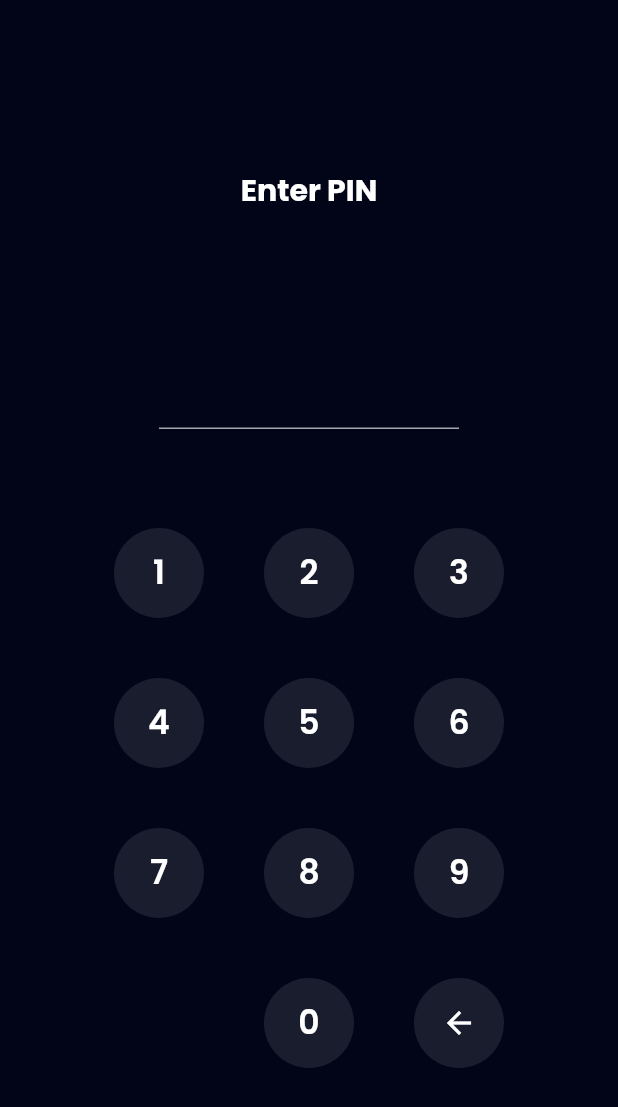
After one commit to yusuffront99/e-wallet-app, a Flutter app: the PinPage screen opened by its route, on a phone screen of 412 x 824 dp. The commit adds this screen. Shown: the top 1107 px of the screen. Run offline on Flutter 3.47's test engine with Material 2 defaults, Android fonts, the phone set to English and light mode, and no system bars; our stand-ins replace carousel_slider, google_fonts.

Commit message:
updated and modified, created a new page :pin page

```diff
--- a/lib/ui/pages/home_page.dart
+++ b/lib/ui/pages/home_page.dart
@@ -11,7 +11,6 @@ class HomePage extends StatelessWidget {
   @override
   Widget build(BuildContext context) {
     return Scaffold(
-      backgroundColor: lightBackgroundColor,
       bottomNavigationBar: BottomAppBar(
         elevation: 0,
         color: whiteColor,
--- a/lib/ui/pages/onboarding_page.dart
+++ b/lib/ui/pages/onboarding_page.dart
@@ -29,7 +29,6 @@ class _OnboardingPageState extends State<OnboardingPage> {
   @override
   Widget build(BuildContext context) {
     return Scaffold(
-      backgroundColor: lightBackgroundColor,
       body: Center(
         child: Column(
           mainAxisAlignment: MainAxisAlignment.center,
--- /dev/null
+++ b/lib/ui/pages/pin_page.dart
@@ -0,0 +1,175 @@
+import 'package:e_wallet_app/shared/theme.dart';
+import 'package:e_wallet_app/ui/widgets/buttons.dart';
+import 'package:flutter/material.dart';
+
+class PinPage extends StatefulWidget {
+  const PinPage({super.key});
+
+  @override
+  State<PinPage> createState() => _PinPageState();
+}
+
+class _PinPageState extends State<PinPage> {
+  final TextEditingController pinController = TextEditingController(text: '');
+
+  addPin(String number) {
+    if (pinController.text.length < 6) {
+      setState(() {
+        pinController.text = pinController.text + number;
+      });
+    }
+  }
+
+  deletePin() {
+    if (pinController.text.isNotEmpty) {
+      setState(() {
+        pinController.text =
+            pinController.text.substring(0, pinController.text.length - 1);
+      });
+    }
+  }
+
+  @override
+  Widget build(BuildContext context) {
+    return Scaffold(
+      backgroundColor: darkBackgroundColor,
+      body: Center(
+        child: Padding(
+          padding: const EdgeInsets.symmetric(horizontal: 58),
+          child: Column(
+            mainAxisAlignment: MainAxisAlignment.center,
+            children: [
+              Text(
+                'Enter PIN',
+                style: whiteTextStyle.copyWith(
+                  fontSize: 20,
+                  fontWeight: bold,
+                ),
+              ),
+              const SizedBox(
+                height: 72,
+              ),
+              SizedBox(
+                width: 200,
+                child: TextFormField(
+                  controller: pinController,
+                  obscureText: true,
+                  cursorColor: greyColor,
+                  obscuringCharacter: '*',
+                  enabled: false,
+                  style: whiteTextStyle.copyWith(
+                    fontSize: 34,
+                    fontWeight: medium,
+                    letterSpacing: 15,
+                  ),
+                  decoration: InputDecoration(
+                    disabledBorder: UnderlineInputBorder(
+                      borderSide: BorderSide(
+                        color: greyColor,
+                      ),
+                    ),
+                  ),
+                ),
+              ),
+              const SizedBox(
+                height: 66,
+              ),
+              Wrap(
+                spacing: 40,
+                runSpacing: 40,
+                children: [
+                  CustomInputButton(
+                    title: '1',
+                    onTap: () {
+                      addPin('1');
+                    },
+                  ),
+                  CustomInputButton(
+                    title: '2',
+                    onTap: () {
+                      addPin('2');
+                    },
+                  ),
+                  CustomInputButton(
+                    title: '3',
+                    onTap: () {
+                      addPin('3');
+                    },
+                  ),
+                  // =====================
+                  CustomInputButton(
+                    title: '4',
+                    onTap: () {
+                      addPin('4');
+                    },
+                  ),
+                  CustomInputButton(
+                    title: '5',
+                    onTap: () {
+                      addPin('5');
+                    },
+                  ),
+                  CustomInputButton(
+                    title: '6',
+                    onTap: () {
+                      addPin('6');
+                    },
+                  ),
+                  // =====================
+                  CustomInputButton(
+                    title: '7',
+                    onTap: () {
+                      addPin('7');
+                    },
+                  ),
+                  CustomInputButton(
+                    title: '8',
+                    onTap: () {
+                      addPin('8');
+                    },
+                  ),
+                  CustomInputButton(
+                    title: '9',
+                    onTap: () {
+                      addPin('9');
+                    },
+                  ),
+                  // ========== buttom input button
+                  const SizedBox(
+                    height: 60,
+                    width: 60,
+                  ),
+                  CustomInputButton(
+                    title: '0',
+                    onTap: () {
+                      addPin('0');
+                    },
+                  ),
+                  GestureDetector(
+                    onTap: () {
+                      deletePin();
+                    },
+                    child: Container(
+                      height: 60,
+                      width: 60,
+                      decoration: BoxDecoration(
+                        shape: BoxShape.circle,
+                        color: numberBackgroundColor,
+                      ),
+                      child: Center(
+                        child: Icon(
+                          Icons.arrow_back,
+                          color: whiteColor,
+                        ),
+                      ),
+                    ),
+                  ),
+                ],
+              ),
+            ],
+          ),
+        ),
+      ),
+    );
+  }
+}
--- a/lib/ui/pages/sign_in_page.dart
+++ b/lib/ui/pages/sign_in_page.dart
@@ -9,7 +9,6 @@ class SignInPage extends StatelessWidget {
   @override
   Widget build(BuildContext context) {
     return Scaffold(
-      backgroundColor: lightBackgroundColor,
       body: ListView(
         padding: const EdgeInsets.symmetric(horizontal: 24),
         children: [
--- a/lib/ui/pages/sign_up_page.dart
+++ b/lib/ui/pages/sign_up_page.dart
@@ -9,7 +9,6 @@ class SignUpPage extends StatelessWidget {
   @override
   Widget build(BuildContext context) {
     return Scaffold(
-      backgroundColor: lightBackgroundColor,
       body: ListView(
         padding: const EdgeInsets.symmetric(horizontal: 24),
         children: [
@@ -72,7 +71,7 @@ class SignUpPage extends StatelessWidget {
             ),
           ),
           const SizedBox(
-            height: 50,
+            height: 30,
           ),
           CustomTextButton(
             title: 'Sign In',
--- a/lib/ui/pages/sign_up_set_ktp_page.dart
+++ b/lib/ui/pages/sign_up_set_ktp_page.dart
@@ -8,9 +8,7 @@ class SignUpSetKtpPage extends StatelessWidget {
   @override
   Widget build(BuildContext context) {
     return Scaffold(
-      body: Container(
-        color: lightBackgroundColor,
-        child: ListView(
+      body: ListView(
         padding: const EdgeInsets.symmetric(horizontal: 24),
         children: [
           Container(
@@ -106,7 +104,6 @@ class SignUpSetKtpPage extends StatelessWidget {
           ),
         ],
       ),
-      ),
     );
   }
 }
--- a/lib/ui/pages/sign_up_set_profile_page.dart
+++ b/lib/ui/pages/sign_up_set_profile_page.dart
@@ -9,9 +9,7 @@ class SignUpSetProfilePage extends StatelessWidget {
   @override
   Widget build(BuildContext context) {
     return Scaffold(
-      body: Container(
-        color: lightBackgroundColor,
-        child: ListView(
+      body: ListView(
         padding: const EdgeInsets.symmetric(horizontal: 24),
         children: [
           Container(
@@ -105,7 +103,6 @@ class SignUpSetProfilePage extends StatelessWidget {
           ),
         ],
       ),
-      ),
     );
   }
 }
--- a/lib/ui/pages/sign_up_success_page.dart
+++ b/lib/ui/pages/sign_up_success_page.dart
@@ -8,7 +8,6 @@ class SignUpSuccessPage extends StatelessWidget {
   @override
   Widget build(BuildContext context) {
     return Scaffold(
-      backgroundColor: lightBackgroundColor,
       body: Center(
         child: Column(
           mainAxisAlignment: MainAxisAlignment.center,
--- a/lib/ui/widgets/buttons.dart
+++ b/lib/ui/widgets/buttons.dart
@@ -73,3 +73,38 @@ class CustomTextButton extends StatelessWidget {
     );
   }
 }
+
+class CustomInputButton extends StatelessWidget {
+  final String title;
+  final VoidCallback? onTap;
+
+  const CustomInputButton({
+    super.key,
+    required this.title,
+    this.onTap,
+  });
+
+  @override
+  Widget build(BuildContext context) {
+    return GestureDetector(
+      onTap: onTap,
+      child: Container(
+        width: 60,
+        height: 60,
+        decoration: BoxDecoration(
+          shape: BoxShape.circle,
+          color: numberBackgroundColor,
+        ),
+        child: Center(
+          child: Text(
+            title,
+            style: whiteTextStyle.copyWith(
+              fontSize: 22,
+              fontWeight: semiBold,
+            ),
+          ),
+        ),
+      ),
+    );
+  }
+}
```
Also changed, not shown: lib/main.dart (+16 -0 lines), lib/ui/pages/profile_page.dart (+4 -11 lines). Lines whose indentation alone changed are shown as unchanged.
